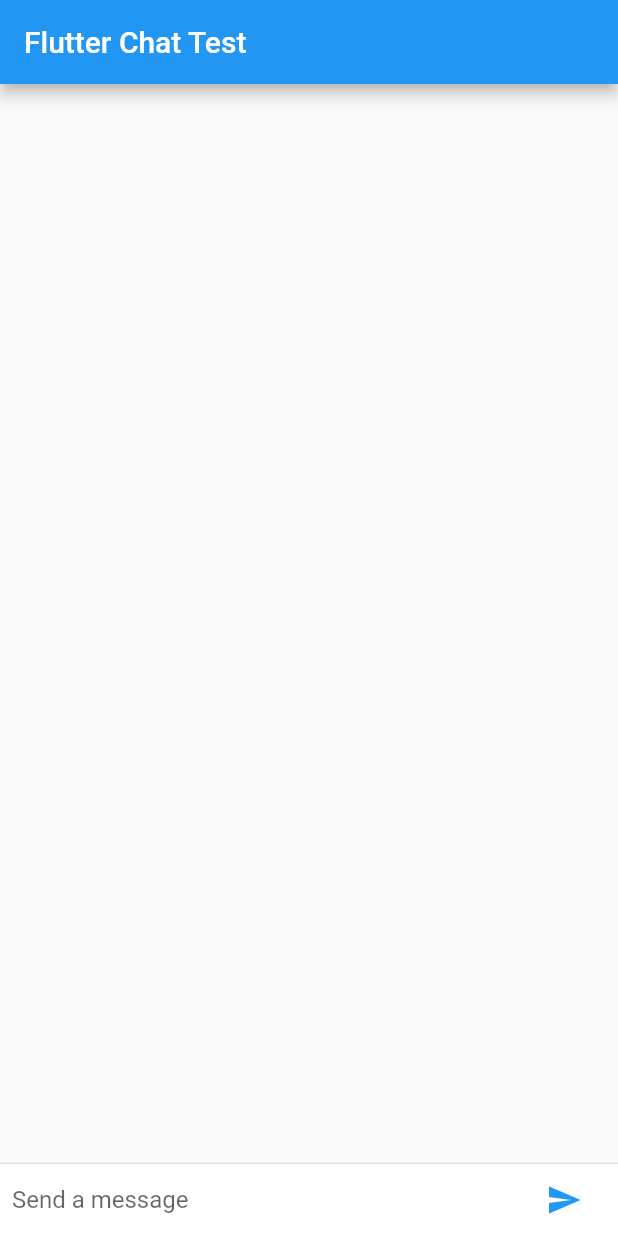
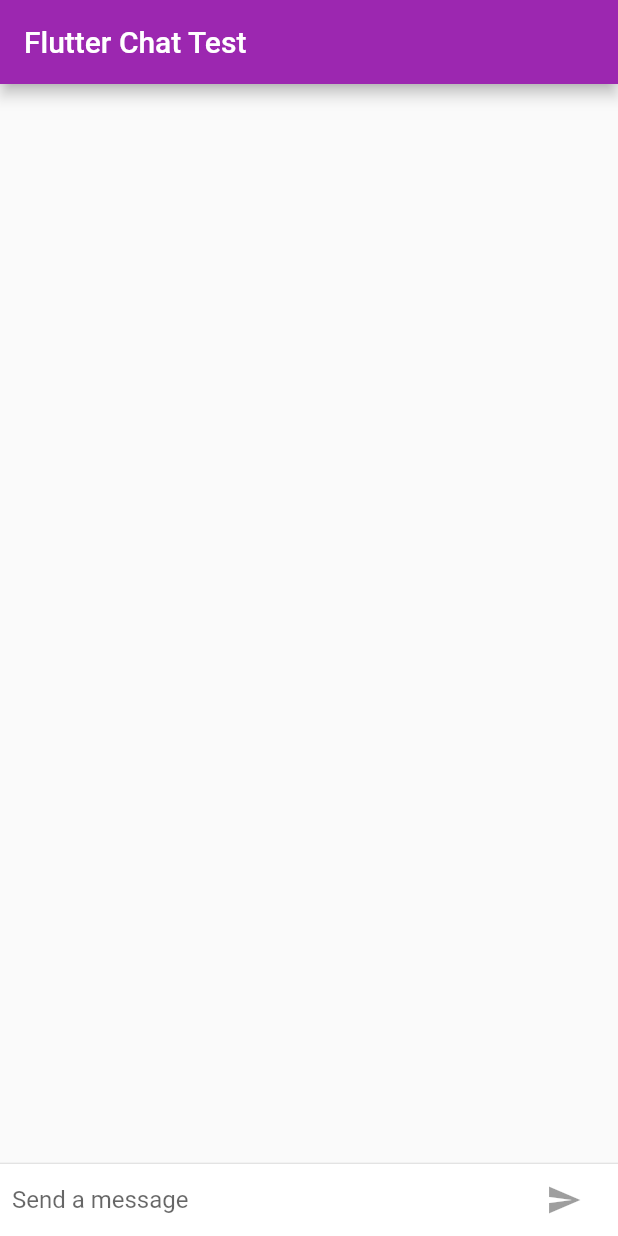
Before and after one commit to DavidDimon/chat_test, a Flutter app: the screen it shows after launch, on a phone screen of 412 x 824 dp. Run offline on Flutter 3.47's test engine with Material 2 defaults, Android fonts, the phone set to English and light mode, and no system bars.

```diff
--- a/lib/main.dart
+++ b/lib/main.dart
@@ -1,143 +1,27 @@
 import 'package:flutter/material.dart';
+import 'package:flutter/foundation.dart';
 
-const String _name = "David";
+import './scenes/ChatScreen/chatScreen.dart';
+
+final ThemeData kIOSTheme = new ThemeData(
+  primarySwatch: Colors.orange,
+  primaryColor: Colors.grey[100],
+  primaryColorBrightness: Brightness.light,
+);
+
+final ThemeData kDefaultTheme = new ThemeData(
+  primarySwatch: Colors.purple,
+  accentColor: Colors.orangeAccent[400],
+);
 
 void main() {
   runApp(
     new MaterialApp(
       title: "Flutter Chat Test",
+      theme: defaultTargetPlatform == TargetPlatform.iOS
+          ? kIOSTheme
+          : kDefaultTheme,
       home: new ChatScreen(),
     ),
   );
 }
-
-class ChatScreen extends StatefulWidget {
-  @override
-  State createState() => new ChatScreenState();
-}
-
-class ChatScreenState extends State<ChatScreen> with TickerProviderStateMixin {
-  final List<ChatMessage> _messages = <ChatMessage>[];
-  final TextEditingController _textController = new TextEditingController();
-  bool _isComposing = false;
-
-  @override
-  Widget build(BuildContext context) {
-    return new Scaffold(
-      appBar: new AppBar(title: new Text("Flutter Chat Test")),
-      body: new Column(
-        children: <Widget>[
-          new Flexible(
-            child: new ListView.builder(
-              padding: new EdgeInsets.all(8.0),
-              reverse: true,
-              itemBuilder: (_, int index) => _messages[index],
-              itemCount: _messages.length,
-            ),
-          ),
-          new Divider(height: 1.0),
-          new Container(
-            decoration: new BoxDecoration(color: Theme.of(context).cardColor),
-            child: _buildTextComposer(),
-          ),
-        ],
-      ),
-    );
-  }
-
-  Widget _buildTextComposer() {
-    return new IconTheme(
-      data: new IconThemeData(color: Theme.of(context).accentColor),
-      child: new Container(
-        margin: const EdgeInsets.symmetric(horizontal: 8.0),
-        child: new Row(
-          children: <Widget>[
-            new Flexible(
-              child: new TextField(
-                controller: _textController,
-                onChanged: (String text) {
-                  setState(() {
-                    _isComposing = text.length > 0;
-                  });
-                },
-                onSubmitted: _handleSubmitted,
-                decoration:
-                    new InputDecoration.collapsed(hintText: "Send a message"),
-              ),
-            ),
-            new Container(
-              margin: new EdgeInsets.symmetric(horizontal: 4.0),
-              child: new IconButton(
-                  icon: new Icon(Icons.send),
-                  onPressed: () => _handleSubmitted(_textController.text)),
-            ),
-          ],
-        ),
-      ),
-    );
-  }
-
-  void _handleSubmitted(String text) {
-    _textController.clear();
-    setState(() {
-      _isComposing = false;
-    });
-    ChatMessage message = new ChatMessage(
-      text: text,
-      animationController: new AnimationController(
-        duration: new Duration(milliseconds: 700),
-        vsync: this,
-      ),
-    );
-    setState(() {
-      _messages.insert(0, message);
-    });
-    message.animationController.forward();
-  }
-
-  @override
-  void dispose() {
-    for (ChatMessage message in _messages)
-      message.animationController.dispose();
-    super.dispose();
-  }
-}
-
-class ChatMessage extends StatelessWidget {
-  ChatMessage({this.text, this.animationController});
-  final String text;
-  final AnimationController animationController;
-
-  @override
-  Widget build(BuildContext context) {
-    return new SizeTransition(
-      sizeFactor: new CurvedAnimation(
-          parent: animationController, curve: Curves.easeOut),
-      axisAlignment: 0.0,
-      child: new Container(
-        margin: const EdgeInsets.symmetric(vertical: 10.0),
-        child: new Row(
-          crossAxisAlignment: CrossAxisAlignment.start,
-          children: <Widget>[
-            new Container(
-              margin: const EdgeInsets.only(right: 16.0),
-              child: new CircleAvatar(child: new Text(_name[0])),
-            ),
-            new Expanded(
-              child: new Column(
-                crossAxisAlignment: CrossAxisAlignment.start,
-                children: <Widget>[
-                  new Text(_name, style: Theme.of(context).textTheme.subhead),
-                  new Container(
-                    margin: const EdgeInsets.only(top: 5.0),
-                    child: new Text(text),
-                  ),
-                ],
-              ),
-            )
-          ],
-        ),
-      ),
-    );
-  }
-}
--- /dev/null
+++ b/lib/scenes/ChatScreen/chatScreen.dart
@@ -0,0 +1,118 @@
+import 'package:flutter/material.dart';
+import 'package:flutter/cupertino.dart';
+import 'chatMessage.dart';
+
+class ChatScreen extends StatefulWidget {
+  @override
+  State createState() => new ChatScreenState();
+}
+
+class ChatScreenState extends State<ChatScreen> with TickerProviderStateMixin {
+  final List<ChatMessage> _messages = <ChatMessage>[];
+  final TextEditingController _textController = new TextEditingController();
+  bool _isComposing = false;
+
+  @override
+  Widget build(BuildContext context) {
+    return new Scaffold(
+      appBar: new AppBar(
+        title: new Text("Flutter Chat Test"),
+        elevation: Theme.of(context).platform == TargetPlatform.iOS ? 0.0 : 4.0,
+      ),
+      body: new Container(
+          child: new Column(
+            children: <Widget>[
+              new Flexible(
+                child: new ListView.builder(
+                  padding: new EdgeInsets.all(8.0),
+                  reverse: true,
+                  itemBuilder: (_, int index) => _messages[index],
+                  itemCount: _messages.length,
+                ),
+              ),
+              new Divider(height: 1.0),
+              new Container(
+                decoration:
+                    new BoxDecoration(color: Theme.of(context).cardColor),
+                child: _buildTextComposer(),
+              ),
+            ],
+          ),
+          decoration: Theme.of(context).platform == TargetPlatform.iOS
+              ? new BoxDecoration(
+                  border: new Border(
+                    top: new BorderSide(color: Colors.grey[200]),
+                  ),
+                )
+              : null),
+    );
+  }
+
+  Widget _buildTextComposer() {
+    return new IconTheme(
+      data: new IconThemeData(color: Theme.of(context).accentColor),
+      child: new SafeArea(
+        child: new Container(
+          margin: const EdgeInsets.symmetric(horizontal: 8.0),
+          child: new Row(
+            children: <Widget>[
+              new Flexible(
+                child: new TextField(
+                  controller: _textController,
+                  onChanged: (String text) {
+                    setState(() {
+                      _isComposing = text.length > 0;
+                    });
+                  },
+                  onSubmitted: _handleSubmitted,
+                  decoration:
+                      new InputDecoration.collapsed(hintText: "Send a message"),
+                ),
+              ),
+              new Container(
+                  margin: new EdgeInsets.symmetric(horizontal: 4.0),
+                  child: Theme.of(context).platform == TargetPlatform.iOS
+                      ? new CupertinoButton(
+                          child: new Text("Send"),
+                          onPressed: _isComposing
+                              ? () => _handleSubmitted(_textController.text)
+                              : null,
+                        )
+                      : new IconButton(
+                          icon: new Icon(Icons.send),
+                          onPressed: _isComposing
+                              ? () => _handleSubmitted(_textController.text)
+                              : null,
+                        )),
+            ],
+          ),
+        ),
+      ),
+    );
+  }
+
+  void _handleSubmitted(String text) {
+    _textController.clear();
+    setState(() {
+      _isComposing = false;
+    });
+    ChatMessage message = new ChatMessage(
+      text: text,
+      animationController: new AnimationController(
+        duration: new Duration(milliseconds: 700),
+        vsync: this,
+      ),
+    );
+    setState(() {
+      _messages.insert(0, message);
+    });
+    message.animationController.forward();
+  }
+
+  @override
+  void dispose() {
+    for (ChatMessage message in _messages)
+      message.animationController.dispose();
+    super.dispose();
+  }
+}
```
Also changed, not shown: lib/scenes/ChatScreen/chatMessage.dart (added, +42 -0 lines), 2 other files.
